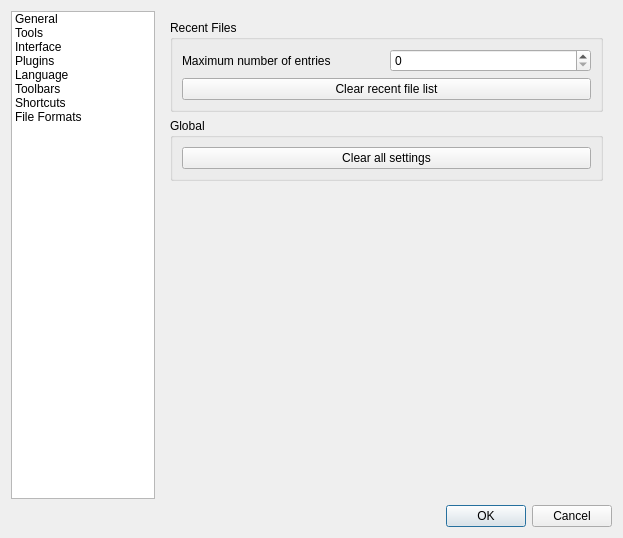
Before: the Qt Designer form src/ui/dialog_settings.ui in mbasaglia/PixelCayman, drawn with Qt 5.
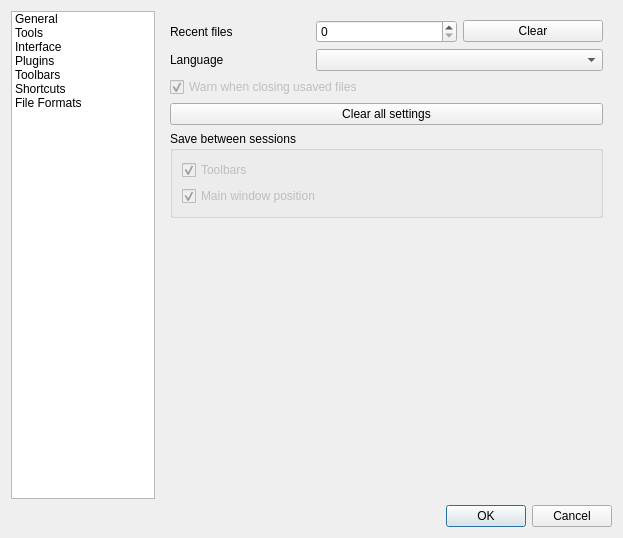
After: the same form once the commit is applied. Icons and pictures are not drawn.

Commit message: Toolbar button style

Patch:
```diff
--- a/src/ui/dialog_settings.ui
+++ b/src/ui/dialog_settings.ui
@@ -18,8 +18,8 @@
     <normaloff/>
    </iconset>
   </property>
-  <layout class="QVBoxLayout" name="verticalLayout">
-   <item>
+  <layout class="QGridLayout" name="gridLayout_2">
+   <item row="0" column="0">
     <layout class="QHBoxLayout" name="horizontalLayout">
      <item>
       <widget class="QListWidget" name="listWidget">
@@ -73,14 +73,6 @@
          <iconset theme="preferences-plugin"/>
         </property>
        </item>
-       <item>
-        <property name="text">
-         <string>Language</string>
-        </property>
-        <property name="icon">
-         <iconset theme="preferences-desktop-locale"/>
-        </property>
-       </item>
        <item>
         <property name="text">
          <string>Toolbars</string>
@@ -113,63 +105,38 @@
         <number>0</number>
        </property>
        <widget class="QWidget" name="page_general">
-        <layout class="QVBoxLayout" name="verticalLayout_2">
-         <item>
-          <widget class="QGroupBox" name="groupBox">
-           <property name="title">
-            <string>Recent Files</string>
+        <layout class="QGridLayout" name="gridLayout">
+         <item row="0" column="0">
+          <widget class="QLabel" name="label">
+           <property name="text">
+            <string>Recent files</string>
            </property>
-           <layout class="QGridLayout" name="gridLayout">
-            <item row="0" column="0">
-             <widget class="QLabel" name="label">
-              <property name="text">
-               <string>Maximum number of entries</string>
-              </property>
-             </widget>
-            </item>
-            <item row="0" column="1">
-             <widget class="QSpinBox" name="spin_recent_files">
-              <property name="maximum">
-               <number>64</number>
-              </property>
-             </widget>
-            </item>
-            <item row="1" column="0" colspan="2">
-             <widget class="QPushButton" name="button_recent_files">
-              <property name="text">
-               <string>Clear recent file list</string>
-              </property>
-              <property name="icon">
-               <iconset theme="edit-clear-history"/>
-              </property>
-             </widget>
-            </item>
-           </layout>
           </widget>
          </item>
-         <item>
-          <widget class="QGroupBox" name="groupBox_2">
-           <property name="title">
-            <string>Global</string>
+         <item row="2" column="0" colspan="3">
+          <widget class="QCheckBox" name="check_warn_unsaved">
+           <property name="enabled">
+            <bool>false</bool>
            </property>
-           <layout class="QVBoxLayout" name="verticalLayout_3">
-            <item>
-             <widget class="QPushButton" name="button_clear_all">
-              <property name="text">
-               <string>Clear all settings</string>
-              </property>
-              <property name="icon">
-               <iconset theme="edit-clear"/>
-              </property>
-              <property name="checkable">
-               <bool>false</bool>
-              </property>
-             </widget>
-            </item>
-           </layout>
+           <property name="text">
+            <string>Warn when closing usaved files</string>
+           </property>
+           <property name="checked">
+            <bool>true</bool>
+           </property>
           </widget>
          </item>
-         <item>
+         <item row="0" column="2">
+          <widget class="QPushButton" name="button_recent_files">
+           <property name="text">
+            <string>Clear</string>
+           </property>
+           <property name="icon">
+            <iconset theme="edit-clear-history"/>
+           </property>
+          </widget>
+         </item>
+         <item row="5" column="0">
           <spacer name="verticalSpacer">
            <property name="orientation">
             <enum>Qt::Vertical</enum>
@@ -177,11 +144,76 @@
            <property name="sizeHint" stdset="0">
             <size>
              <width>20</width>
-             <height>278</height>
+             <height>0</height>
             </size>
            </property>
           </spacer>
          </item>
+         <item row="1" column="0">
+          <widget class="QLabel" name="label_3">
+           <property name="text">
+            <string>Language</string>
+           </property>
+          </widget>
+         </item>
+         <item row="0" column="1">
+          <widget class="QSpinBox" name="spin_recent_files">
+           <property name="maximum">
+            <number>64</number>
+           </property>
+          </widget>
+         </item>
+         <item row="1" column="1" colspan="2">
+          <widget class="QComboBox" name="combo_language"/>
+         </item>
+         <item row="3" column="0" colspan="3">
+          <widget class="QPushButton" name="button_clear_all">
+           <property name="text">
+            <string>Clear all settings</string>
+           </property>
+           <property name="icon">
+            <iconset theme="edit-clear"/>
+           </property>
+           <property name="checkable">
+            <bool>false</bool>
+           </property>
+          </widget>
+         </item>
+         <item row="4" column="0" colspan="3">
+          <widget class="QGroupBox" name="groupBox_2">
+           <property name="title">
+            <string>Save between sessions</string>
+           </property>
+           <layout class="QVBoxLayout" name="verticalLayout_3">
+            <item>
+             <widget class="QCheckBox" name="check_save_toolbars">
+              <property name="enabled">
+               <bool>false</bool>
+              </property>
+              <property name="text">
+               <string>Toolbars</string>
+              </property>
+              <property name="checked">
+               <bool>true</bool>
+              </property>
+             </widget>
+            </item>
+            <item>
+             <widget class="QCheckBox" name="check_save_window">
+              <property name="enabled">
+               <bool>false</bool>
+              </property>
+              <property name="text">
+               <string>Main window position</string>
+              </property>
+              <property name="checked">
+               <bool>true</bool>
+              </property>
+             </widget>
+            </item>
+           </layout>
+          </widget>
+         </item>
         </layout>
        </widget>
        <widget class="QWidget" name="page_tools"/>
@@ -298,10 +330,34 @@
          </item>
         </layout>
        </widget>
-       <widget class="QWidget" name="page_language">
-        <layout class="QVBoxLayout" name="verticalLayout_5">
-         <item>
-          <widget class="QListView" name="view_languages"/>
+       <widget class="QWidget" name="page_toolbars">
+        <layout class="QGridLayout" name="gridLayout_3">
+         <item row="0" column="0">
+          <widget class="QLabel" name="label_4">
+           <property name="text">
+            <string>Toolbar icon size</string>
+           </property>
+          </widget>
+         </item>
+         <item row="0" column="1">
+          <widget class="QComboBox" name="combo_tb_icon_size"/>
+         </item>
+         <item row="1" column="0">
+          <widget class="QLabel" name="label_5">
+           <property name="text">
+            <string>Toolbar button style</string>
+           </property>
+          </widget>
+         </item>
+         <item row="1" column="1">
+          <widget class="QComboBox" name="combo_tb_button_style"/>
+         </item>
+         <item row="2" column="0" colspan="2">
+          <widget class="QGroupBox" name="groupBox">
+           <property name="title">
+            <string>Toolbar Buttons</string>
+           </property>
+          </widget>
          </item>
         </layout>
        </widget>
```
Left out of the diff: 9 changed lines with no effect on the pictures. The commit also changes 4 other files.
